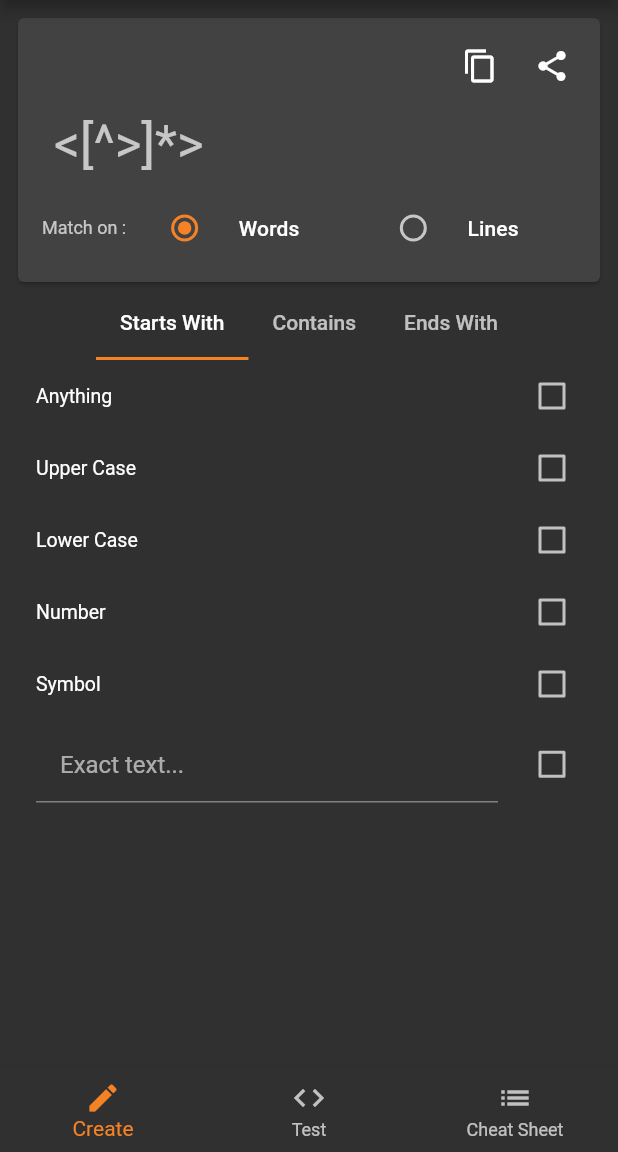
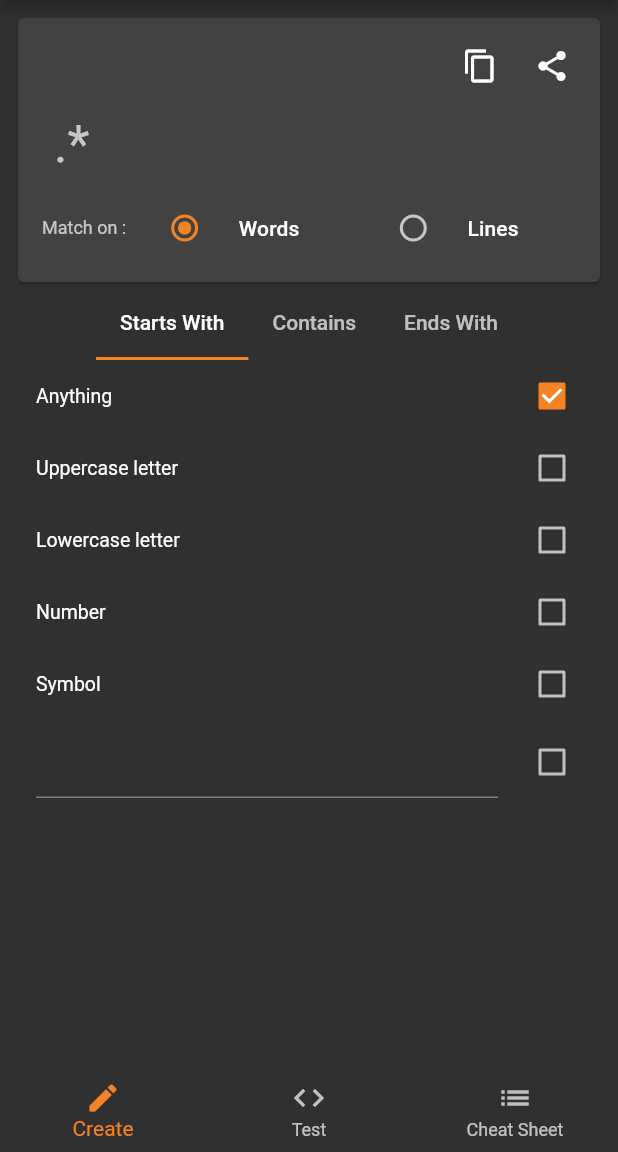
Before and after one commit to KalpeshKundanani/EasyRegex, a Flutter app: the screen it shows after launch, after a tap on "Anything", on a phone screen of 412 x 824 dp, the part 84-1236 px from its top. Run offline on Flutter 3.47's test engine with Material 2 defaults, Android fonts, the phone set to English and light mode, and no system bars; our stand-ins replace share; missing offline and left inert: clipboard_manager, in_app_update.

Commit message:
Made Starts with module functional

```diff
--- /dev/null
+++ b/lib/pages/create_regex/regex_parameter.dart
@@ -0,0 +1,43 @@
+import 'package:flutter/widgets.dart';
+
+class RegexParameter {
+  final Widget title;
+  String regexValue = '';
+  bool isIncluded = false;
+
+  RegexParameter(this.title, this.regexValue);
+
+  factory RegexParameter.from(RegexParameter other) {
+    return RegexParameter(other.title, '${other.regexValue}')
+      ..isIncluded = other.isIncluded;
+  }
+
+  @override
+  String toString() => '{title: $title, isIncluded: $isIncluded}';
+
+  @override
+  bool operator ==(Object other) =>
+      identical(this, other) ||
+      other is RegexParameter &&
+          runtimeType == other.runtimeType &&
+          title == other.title &&
+          regexValue == other.regexValue &&
+          isIncluded == other.isIncluded;
+
+  @override
+  int get hashCode =>
+      title.hashCode ^ regexValue.hashCode ^ isIncluded.hashCode;
+}
+
+String parameterListToRegex(List<RegexParameter> list) {
+  final joinedRegExValues = list
+      .where((parameter) => parameter != null && parameter.isIncluded)
+      .map((parameter) => parameter.regexValue)
+      .toList(growable: false)
+      .join();
+  if (joinedRegExValues.isEmpty) return '';
+  return '[$joinedRegExValues]';
+}
+
+final defaultRegexParameter = RegexParameter(Text('Anything'), '');
+final defaultRegexParameterList = <RegexParameter>[defaultRegexParameter];
--- a/lib/pages/create_regex/regex_value_manager.dart
+++ b/lib/pages/create_regex/regex_value_manager.dart
@@ -28,7 +28,9 @@ enum MatchOn {
 
 extension MatchOnExtension on MatchOn {
   String get name => matchOn[this];
+
   String get valueForStart => matchOnRegExStart[this];
+
   String get valueForEnd => matchOnRegExEnd[this];
 }
 
@@ -39,5 +41,19 @@ String buildRegex() {
   final startsWith = startsWithListenable.value;
   final contains = containsListenable.value;
   final endsWith = endsWithListenable.value;
-  return '$matchOnStart$startsWith.*$contains.*$endsWith$matchOnEnd';
+//  var regexValue = '$matchOnStart';
+  var regexValue = '';
+  if (startsWith != null) {
+    regexValue += '$startsWith.*';
+  }
+
+  if (contains != null && contains.isNotEmpty) {
+    regexValue += '$contains.*';
+  }
+
+  if (endsWith != null && endsWith.isNotEmpty) {
+    regexValue += '$endsWith';
+//    regexValue +=   '$matchOnEnd';
+  }
+  return regexValue;
 }
--- a/lib/pages/create_regex/tabs/starts_with_widget.dart
+++ b/lib/pages/create_regex/tabs/starts_with_widget.dart
@@ -1,160 +1,141 @@
+import 'package:easy_regex/pages/create_regex/regex_parameter.dart';
+import 'package:easy_regex/pages/create_regex/regex_value_manager.dart';
+import 'package:easy_regex/regex_change_notifier_provider.dart';
 import 'package:flutter/material.dart';
 
-enum CheckableItem {
-  anything,
-  symbol,
-  exact,
-  none,
+class StartsWithWidget extends StatefulWidget {
+  @override
+  _StartsWithWidgetState createState() => _StartsWithWidgetState();
 }
 
-const Map<CheckableItem, String> checkableItemNameMap = <CheckableItem, String>{
-  CheckableItem.anything: 'Anything',
-  CheckableItem.symbol: 'Symbol',
-  CheckableItem.exact: 'Excat',
-};
+class _StartsWithWidgetState extends State<StartsWithWidget> {
+  final List<RegexParameter> _startsWithRegexParameterList = [
+    RegexParameter(Text('Uppercase letter'), 'A-Z'),
+    RegexParameter(Text('Lowercase letter'), 'a-z'),
+    RegexParameter(Text('Number'), '0-9'),
+    RegexParameter(Text('Symbol'), '!-/:-@\\[-`\\{-~'),
+  ];
+  ValueNotifier<List<RegexParameter>> _startsWithListNotifier;
+  ValueNotifier<RegexParameter> _exactTextNotifier;
+  ValueNotifier<RegexParameter> _anyTextNotifier;
 
-const Map<Symbols, String> symbolsItemNameMap = <Symbols, String>{
-  Symbols.upperCase: 'Upper Case',
-  Symbols.lowerCase: 'Lower Case',
-  Symbols.number: 'Number',
-  Symbols.symbol: 'Symbol',
-};
+  Color _accentColor;
 
-extension CheckableItemExtension on CheckableItem {
-  String get name => checkableItemNameMap[this];
-}
+  @override
+  void initState() {
+    exactText = RegexParameter(TextField(
+      onChanged: (String value) {
+        exactText.regexValue = value;
+        exactText.isIncluded = true;
+        _exactTextNotifier.value = RegexParameter.from(exactText);
+      },
+    ), '');
+    _startsWithListNotifier =
+        ValueNotifier<List<RegexParameter>>(_startsWithRegexParameterList);
+    _exactTextNotifier = ValueNotifier<RegexParameter>(exactText);
+    _anyTextNotifier = ValueNotifier<RegexParameter>(defaultRegexParameter);
+    _startsWithListNotifier.addListener(() {
+      final listToRegex = parameterListToRegex(_startsWithListNotifier.value);
+      if (listToRegex.isNotEmpty) {
+        startsWithListenable.value = listToRegex;
+        _regexValueNotifier(context).value = buildRegex();
+      } else if (_exactTextNotifier.value.isIncluded) {
+        startsWithListenable.value = _exactTextNotifier.value.regexValue;
+        _regexValueNotifier(context).value = buildRegex();
+      } else if (_anyTextNotifier.value.isIncluded) {
+        startsWithListenable.value = _anyTextNotifier.value.regexValue;
+        _regexValueNotifier(context).value = buildRegex();
+      }
+    });
+    _exactTextNotifier.addListener(() {
+      if (_exactTextNotifier.value.isIncluded) {
+        startsWithListenable.value = _exactTextNotifier.value.regexValue;
+        _regexValueNotifier(context).value = buildRegex();
+      }
+    });
 
-extension SymbolsExtension on Symbols {
-  String get name => symbolsItemNameMap[this];
-}
+    _anyTextNotifier.addListener(() {
+      print(_anyTextNotifier.value);
+      if (_anyTextNotifier.value.isIncluded) {
+        startsWithListenable.value = '.*';
+        _regexValueNotifier(context).value = buildRegex();
+      }
+    });
+    super.initState();
+  }
 
-enum Symbols {
-  upperCase,
-  lowerCase,
-  number,
-  symbol,
-}
+  RegexParameter exactText;
 
-ValueNotifier<CheckableItem> checkNotifier =
-    ValueNotifier<CheckableItem>(CheckableItem.anything);
-ValueNotifier<Set<Symbols>> symbolCheckNotifier =
-    ValueNotifier<Set<Symbols>>(<Symbols>{});
+  ValueNotifier<String> _regexValueNotifier(BuildContext context) =>
+      RegexChangeNotifierProvider.of(context).regexValueNotifier;
 
-class StartsWithWidget extends StatelessWidget {
   @override
   Widget build(BuildContext context) {
-    return ValueListenableBuilder(
-      valueListenable: symbolCheckNotifier,
-      builder: (BuildContext context, value, Widget child) {
-        return ValueListenableBuilder(
-          valueListenable: checkNotifier,
-          builder: (BuildContext context, value, Widget child) {
-            var accentColor = Theme.of(context).accentColor;
-            return Column(
-              children: <Widget>[
-                CheckboxListTile(
-                  dense: true,
-                  activeColor: accentColor,
-                  title: Text(CheckableItem.anything.name),
-                  value: checkNotifier.value == CheckableItem.anything,
-                  onChanged: (bool value) {
-                    checkNotifier.value =
-                        value ? CheckableItem.anything : CheckableItem.none;
-                    symbolCheckNotifier.value = <Symbols>{};
-                  },
-                ),
-                CheckboxListTile(
-                  dense: true,
-                  activeColor: accentColor,
-                  title: Text(Symbols.upperCase.name),
-                  value: checkNotifier.value == CheckableItem.symbol &&
-                      symbolCheckNotifier.value.contains(Symbols.upperCase),
-                  onChanged: (bool value) {
-                    checkNotifier.value = CheckableItem.symbol;
-                    final symbols =
-                        Set<Symbols>.from(symbolCheckNotifier.value);
-                    if (value) {
-                      symbols.add(Symbols.upperCase);
-                    } else {
-                      symbols.remove(Symbols.upperCase);
+    _accentColor = Theme.of(context).accentColor;
+    return ValueListenableBuilder<List<RegexParameter>>(
+      valueListenable: _startsWithListNotifier,
+      builder: (BuildContext context, List<RegexParameter> list, Widget child) {
+        return ListView.builder(
+          itemCount: list.length + 2,
+          itemBuilder: (BuildContext context, int index) {
+            if (index == 0) {
+              return CheckboxListTile(
+                dense: true,
+                title: defaultRegexParameter.title,
+                activeColor: _accentColor,
+                value: defaultRegexParameter.isIncluded,
+                onChanged: (bool isChecked) {
+                  defaultRegexParameter.isIncluded = isChecked;
+                  if (isChecked) {
+                    for (final parameter in list) {
+                      parameter.isIncluded = false;
                     }
-                    symbolCheckNotifier.value = symbols;
-                  },
-                ),
-                CheckboxListTile(
-                  dense: true,
-                  activeColor: accentColor,
-                  title: Text(Symbols.lowerCase.name),
-                  value: checkNotifier.value == CheckableItem.symbol &&
-                      symbolCheckNotifier.value.contains(Symbols.lowerCase),
-                  onChanged: (bool value) {
-                    checkNotifier.value = CheckableItem.symbol;
-                    final symbols =
-                        Set<Symbols>.from(symbolCheckNotifier.value);
-                    if (value) {
-                      symbols.add(Symbols.lowerCase);
-                    } else {
-                      symbols.remove(Symbols.lowerCase);
-                    }
-                    symbolCheckNotifier.value = symbols;
-                  },
-                ),
-                CheckboxListTile(
-                  dense: true,
-                  activeColor: accentColor,
-                  title: Text(Symbols.number.name),
-                  value: checkNotifier.value == CheckableItem.symbol &&
-                      symbolCheckNotifier.value.contains(Symbols.number),
-                  onChanged: (bool value) {
-                    checkNotifier.value = CheckableItem.symbol;
-                    final symbols =
-                        Set<Symbols>.from(symbolCheckNotifier.value);
-                    if (value) {
-                      symbols.add(Symbols.number);
-                    } else {
-                      symbols.remove(Symbols.number);
-                    }
-                    symbolCheckNotifier.value = symbols;
-                  },
-                ),
-                CheckboxListTile(
-                  dense: true,
-                  activeColor: accentColor,
-                  title: Text(Symbols.symbol.name),
-                  value: checkNotifier.value == CheckableItem.symbol &&
-                      symbolCheckNotifier.value.contains(Symbols.symbol),
-                  onChanged: (bool value) {
-                    checkNotifier.value = CheckableItem.symbol;
-                    final symbols =
-                        Set<Symbols>.from(symbolCheckNotifier.value);
-                    if (value) {
-                      symbols.add(Symbols.symbol);
-                    } else {
-                      symbols.remove(Symbols.symbol);
-                    }
-                    symbolCheckNotifier.value = symbols;
-                  },
-                ),
-                CheckboxListTile(
-                  dense: true,
-                  activeColor: accentColor,
-                  title: TextFormField(
-                    cursorColor: accentColor,
-                    decoration: InputDecoration(
-                      focusColor: accentColor,
-                      hoverColor: accentColor,
-                      contentPadding: EdgeInsets.all(16),
-                      hintText: 'Exact text...',
-                    ),
-                  ),
-                  value: checkNotifier.value == CheckableItem.exact,
-                  onChanged: (bool value) {
-                    checkNotifier.value =
-                        value ? CheckableItem.exact : CheckableItem.none;
-                    symbolCheckNotifier.value = <Symbols>{};
-                  },
-                ),
-              ],
+                    exactText.isIncluded = false;
+                    _anyTextNotifier.value =
+                        RegexParameter.from(defaultRegexParameter);
+                    _startsWithListNotifier.value = List.from(list);
+                  }
+                },
+              );
+            }
+            if (index == (list.length + 1)) {
+              return StatefulBuilder(
+                builder: (BuildContext context, StateSetter setState) {
+                  return CheckboxListTile(
+                    dense: true,
+                    title: exactText.title,
+                    activeColor: _accentColor,
+                    value: exactText.isIncluded,
+                    onChanged: (bool isChecked) {
+                      setState(() {
+                        exactText.isIncluded = isChecked;
+                        if (isChecked) {
+                          for (final parameter in list) {
+                            parameter.isIncluded = false;
+                          }
+                          defaultRegexParameter.isIncluded = false;
+                          _startsWithListNotifier.value = List.from(list);
+                        }
+                      });
+                    },
+                  );
+                },
+              );
+            }
+
+            index = index - 1;
+            final parameter = list[index];
+            return CheckboxListTile(
+              dense: true,
+              title: parameter.title,
+              activeColor: _accentColor,
+              value: parameter.isIncluded,
+              onChanged: (bool value) {
+                parameter.isIncluded = value;
+                _startsWithListNotifier.value = List.from(list);
+                exactText.isIncluded = false;
+                defaultRegexParameter.isIncluded = false;
+              },
             );
           },
         );
--- a/lib/pages/test_regex/test_regex_widget.dart
+++ b/lib/pages/test_regex/test_regex_widget.dart
@@ -18,7 +18,7 @@ enum RegexTestChoice {
 /// Some additional utils are that user can copy, paste
 /// and share RegEx form user input text field.
 class TestRegExWidget extends StatelessWidget {
-  /// Notfier that is used for tracking changes in RegEx that is used for
+  /// Notifier that is used for tracking changes in RegEx that is used for
   /// testing.
   static final ValueNotifier<String> _testRegexNotifier =
       ValueNotifier<String>(defaultRegexForTest);
```
